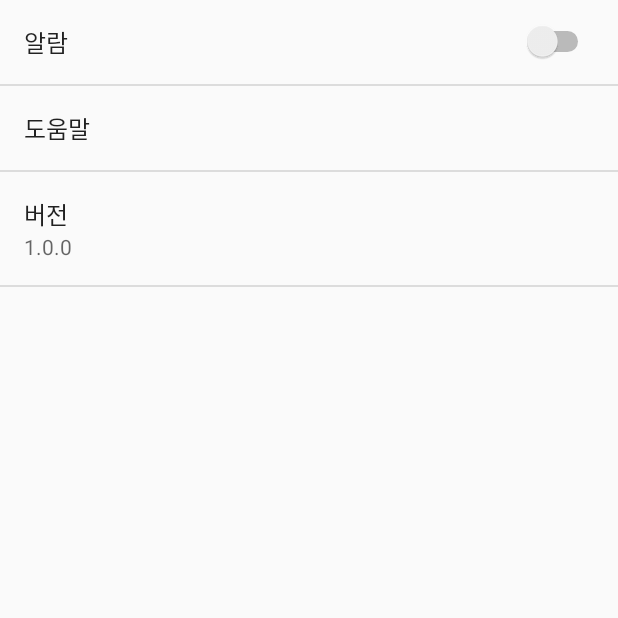
After one commit to Hoonhooney/Cafejabi, an Android app: the SettingsActivity screen opened directly, with no data from a screen before it, on a phone screen of 412 x 824 dp, the top half of it. The commit adds this screen. Run offline under Robolectric (Android 15) with nearby library versions, the phone set to English and light mode, and no system bars.

Commit message:
SettingActivity 추가
- 목록 추가 필요

```diff
--- a/app/src/main/AndroidManifest.xml
+++ b/app/src/main/AndroidManifest.xml
@@ -73,6 +73,7 @@
             android:theme="@android:style/Theme.Dialog" />
         <activity android:name=".activities.ViewPagerActivity" />
         <activity android:name=".activities.EditUserInfoActivity" />
+        <activity android:name=".activities.SettingsActivity"/>
     </application>
 
 </manifest>
--- /dev/null
+++ b/app/src/main/java/com/example/cafejabi/activities/SettingsActivity.java
@@ -0,0 +1,16 @@
+package com.example.cafejabi.activities;
+
+import android.os.Bundle;
+import android.preference.PreferenceActivity;
+
+import com.example.cafejabi.R;
+
+public class SettingsActivity extends PreferenceActivity {
+
+    @Override
+    protected void onCreate(Bundle savedInstanceState){
+        super.onCreate(savedInstanceState);
+
+        addPreferencesFromResource(R.xml.settings_preferences);
+    }
+}
--- a/app/src/main/java/com/example/cafejabi/views/SideMenuView.java
+++ b/app/src/main/java/com/example/cafejabi/views/SideMenuView.java
@@ -61,6 +61,7 @@ public class SideMenuView extends RelativeLayout implements View.OnClickListener
         void btnLogout();
         void btnGoRegisterCafe();
         void btnGoCafeList(int code);
+        void btnGoSettings();
     }
 
     public SideMenuView(Context context, boolean isloggedin){
@@ -208,6 +209,8 @@ public class SideMenuView extends RelativeLayout implements View.OnClickListener
                     case "찜 카페":
                         listener.btnGoCafeList(2);
                         break;
+                    case "설정":
+                        listener.btnGoSettings();
                 }
             }
         });
--- /dev/null
+++ b/app/src/main/res/xml/settings_preferences.xml
@@ -0,0 +1,16 @@
+<?xml version="1.0" encoding="utf-8"?>
+<PreferenceScreen xmlns:android="http://schemas.android.com/apk/res/android">
+
+    <SwitchPreference
+        android:title="알람"
+        />
+
+    <Preference
+        android:title="도움말"
+        />
+
+    <Preference
+        android:title="버전"
+        android:summary="1.0.0"/>
+
+</PreferenceScreen>
```
Also changed, not shown: app/src/main/java/com/example/cafejabi/activities/MainActivity.java (+5 -5 lines).
